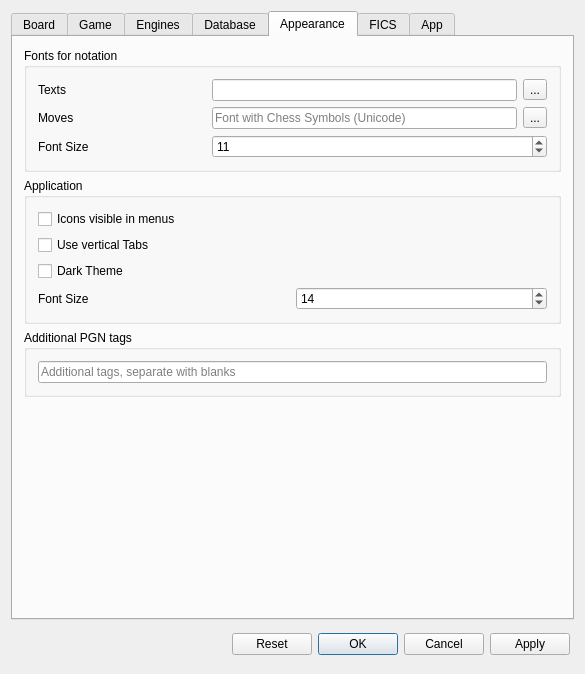
This is src/dialogs/preferences.ui in Isarhamster/chessx as Qt 5 draws it before an edit. The edited form follows.
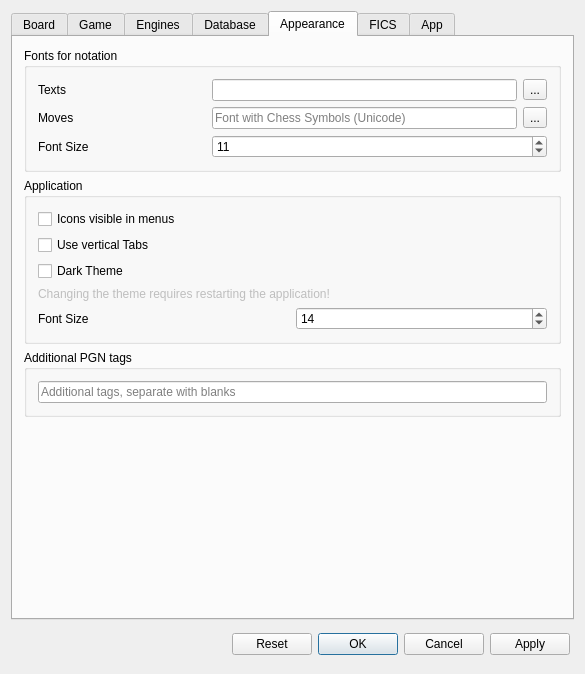
This is the edited form. The open tabs and pages were chosen to show the change. Icons and pictures are not drawn. Custom widgets are drawn as their Qt base class.

Diff of the .ui file:
```diff
--- a/src/dialogs/preferences.ui
+++ b/src/dialogs/preferences.ui
@@ -1261,6 +1261,16 @@
             </property>
            </widget>
           </item>
+          <item>
+           <widget class="QLabel" name="label_22">
+            <property name="enabled">
+             <bool>false</bool>
+            </property>
+            <property name="text">
+             <string>Changing the theme requires restarting the application!</string>
+            </property>
+           </widget>
+          </item>
           <item>
            <layout class="QHBoxLayout" name="horizontalLayout_19">
             <item>
```
Left out of the diff: 2 changed lines with no effect on the pictures.
